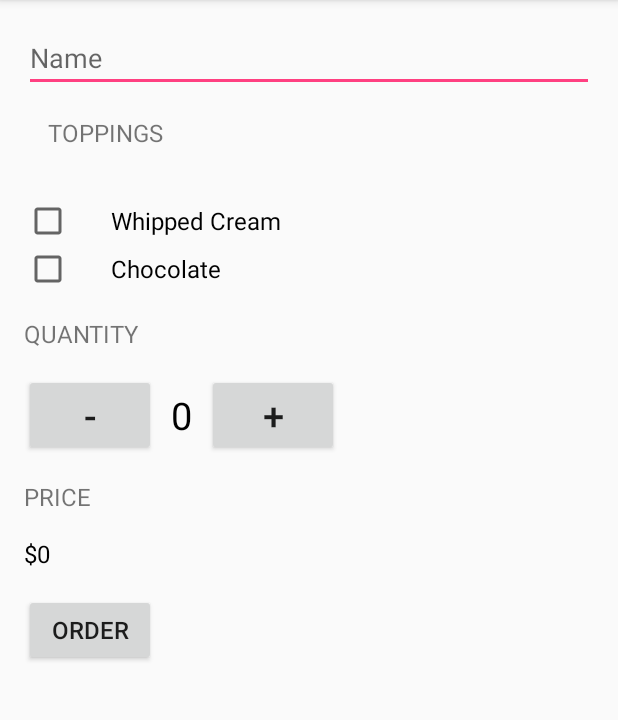
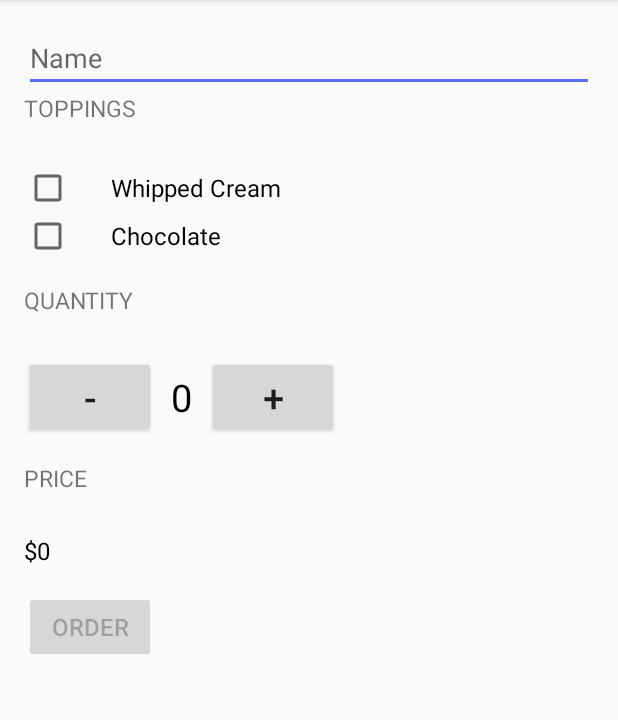
Before and after one commit to SangramMohite/android-practice, an Android app: the screen it shows after launch (MainActivity), on a phone screen of 412 x 824 dp, the part 84-804 px from its top. Run offline under Robolectric (Android 15) with nearby library versions, the phone set to English and light mode, and no system bars.

Commit message:
Finish Just Java app.

```diff
--- a/JustJava/app/src/main/res/layout/activity_main.xml
+++ b/JustJava/app/src/main/res/layout/activity_main.xml
@@ -20,17 +20,13 @@
             android:layout_width="match_parent"
             android:layout_height="wrap_content"
             android:inputType="textCapWords"
-            android:hint="Name"
+            android:hint="@string/name_text_view"
             />
 
         <TextView
-            android:layout_width="wrap_content"
-            android:layout_height="wrap_content"
-            android:layout_marginBottom="16dp"
-            android:text="Toppings"
-            android:textAllCaps="true"
-            android:textSize="16sp"
-            android:padding="16dp"/>
+            android:id="@+id/toppings_view"
+            android:text="@string/toppings"
+            style="@style/HeadersTextStyle"/>
 
         <CheckBox
             android:id="@+id/whipped_cream_box"
@@ -38,7 +34,7 @@
             android:layout_height="wrap_content"
             android:onClick="onWhippedCreamClicked"
             android:paddingLeft="26dp"
-            android:text="Whipped Cream"
+            android:text="@string/whipped_cream"
             android:textSize="16sp" />
 
         <CheckBox
@@ -47,18 +43,14 @@
             android:layout_height="wrap_content"
             android:onClick="onChocolateClicked"
             android:paddingLeft="26dp"
-            android:text="Chocolate"
+            android:text="@string/chocolate"
             android:textSize="16sp" />
 
 
         <TextView
-            android:layout_width="wrap_content"
-            android:layout_height="wrap_content"
-            android:layout_marginBottom="16dp"
             android:layout_marginTop="16dp"
-            android:text="Quantity"
-            android:textAllCaps="true"
-            android:textSize="16sp" />
+            android:text="@string/quantity"
+            style="@style/HeadersTextStyle" />
 
         <RelativeLayout
             android:layout_width="match_parent"
@@ -99,12 +91,8 @@
 
 
         <TextView
-            android:layout_width="wrap_content"
-            android:layout_height="wrap_content"
-            android:layout_marginBottom="16dp"
-            android:text="Price"
-            android:textAllCaps="true"
-            android:textSize="16sp" />
+            android:text="@string/price"
+            style="@style/HeadersTextStyle" />
 
         <TextView
             android:id="@+id/price_text_view"
@@ -115,19 +103,19 @@
             android:textSize="16sp" />
 
         <Button
+            android:id="@+id/order_button"
             android:layout_width="wrap_content"
             android:layout_height="wrap_content"
             android:layout_marginTop="16dp"
             android:onClick="submitOrder"
-            android:text="Order"
+            android:text="@string/order_button_view"
             android:textSize="16sp" />
 
+
         <TextView
-            android:id="@+id/total_cost_text_view"
             android:layout_width="wrap_content"
             android:layout_height="wrap_content"
-            android:text=""
-            android:textColor="@android:color/black"
-            android:textSize="16sp" />
+            android:textColor="#FFF"/>
+
     </LinearLayout>
 </ScrollView>
--- a/JustJava/app/src/main/res/values/strings.xml
+++ b/JustJava/app/src/main/res/values/strings.xml
@@ -1,3 +1,18 @@
 <resources>
     <string name="app_name">Just Java</string>
+    <string name="name_text_view">Name</string>
+    <string name="toppings">Toppings</string>
+    <string name="whipped_cream">Whipped Cream</string>
+    <string name="chocolate">Chocolate</string>
+    <string name="quantity">Quantity</string>
+    <string name="price">Price</string>
+    <string name="order_button_view">Order</string>
+
+    <string name="order_name">Name: </string>
+    <string name="order_add_whipped_cream">Add Whipped Cream?</string>
+    <string name="order_add_chocolate">Add Chocolate?</string>
+    <string name="order_quantity">Quantity: </string>
+    <string name="order_total_price">Total: $</string>
+    <string name="order_thank_you">Thank You!</string>
+
 </resources>
--- a/JustJava/app/src/main/res/values/styles.xml
+++ b/JustJava/app/src/main/res/values/styles.xml
@@ -5,7 +5,15 @@
         <!-- Customize your theme here. -->
         <item name="colorPrimary">@color/colorPrimary</item>
         <item name="colorPrimaryDark">@color/colorPrimaryDark</item>
-        <item name="colorAccent">@color/colorAccent</item>
+        <item name="colorAccent">#536DFE</item>
+    </style>
+
+    <style name="HeadersTextStyle" >
+        <item name="android:layout_width">wrap_content</item>
+        <item name="android:layout_height">48dp</item>
+        <item name="android:layout_gravity">center_vertical</item>
+        <item name="android:textAllCaps">true</item>
+        <item name="android:textSize">15sp</item>
     </style>
 
 </resources>
```
Also changed, not shown: JustJava/app/src/main/java/com/example/android/justjava/MainActivity.java (+82 -22 lines).
